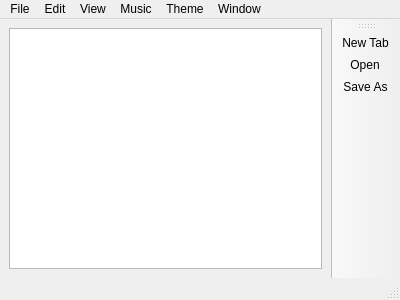
Before: the Qt Designer form IniNamaAplikasiNotepad/Ini_Nama_Aplikasi_Notepad/notepad.ui in fernandezlee942-sys/Ini-Nama-Aplikasi-Notepad, drawn with Qt 5.
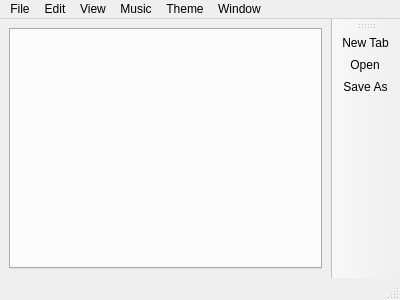
After: the same form once the commit is applied. Icons and pictures are not drawn.

What changed in the file:
```diff
--- a/IniNamaAplikasiNotepad/Ini_Nama_Aplikasi_Notepad/notepad.ui
+++ b/IniNamaAplikasiNotepad/Ini_Nama_Aplikasi_Notepad/notepad.ui
@@ -26,20 +26,16 @@
    <string>Notepad</string>
   </property>
   <widget class="QWidget" name="centralwidget">
-   <layout class="QVBoxLayout" name="verticalLayout_2">
+   <layout class="QHBoxLayout" name="horizontalLayout">
     <item>
      <layout class="QVBoxLayout" name="verticalLayout">
       <item>
-       <widget class="QTextEdit" name="textEdit">
-        <property name="html">
-         <string>&lt;!DOCTYPE HTML PUBLIC &quot;-//W3C//DTD HTML 4.0//EN&quot; &quot;http://www.w3.org/TR/REC-html40/strict.dtd&quot;&gt;
-&lt;html&gt;&lt;head&gt;&lt;meta name=&quot;qrichtext&quot; content=&quot;1&quot; /&gt;&lt;meta charset=&quot;utf-8&quot; /&gt;&lt;style type=&quot;text/css&quot;&gt;
-p, li { white-space: pre-wrap; }
-hr { height: 1px; border-width: 0; }
-li.unchecked::marker { content: &quot;\2610&quot;; }
-li.checked::marker { content: &quot;\2612&quot;; }
-&lt;/style&gt;&lt;/head&gt;&lt;body style=&quot; font-family:'Segoe UI'; font-size:9pt; font-weight:400; font-style:normal;&quot;&gt;
-&lt;p style=&quot;-qt-paragraph-type:empty; margin-top:0px; margin-bottom:0px; margin-left:0px; margin-right:0px; -qt-block-indent:0; text-indent:0px;&quot;&gt;&lt;br /&gt;&lt;/p&gt;&lt;/body&gt;&lt;/html&gt;</string>
+       <widget class="QTabWidget" name="tabWidget">
+        <property name="currentIndex">
+         <number>-1</number>
+        </property>
+        <property name="tabsClosable">
+         <bool>true</bool>
         </property>
        </widget>
       </item>
```
Left out of the diff: 13 changed lines with no effect on the pictures.
